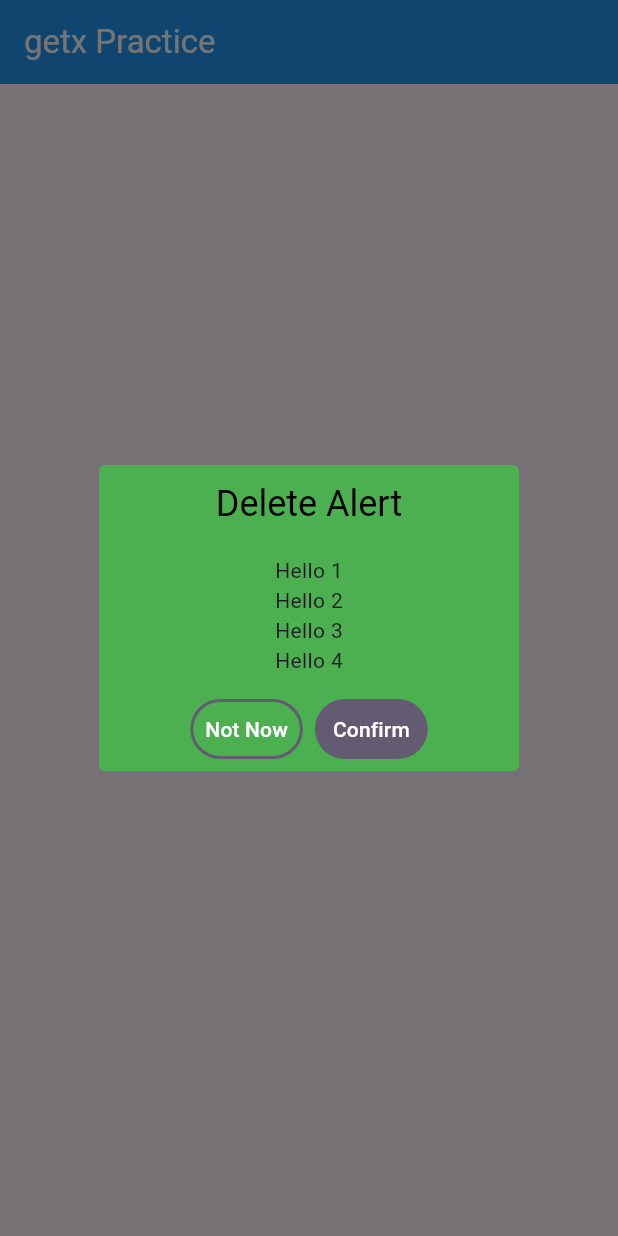
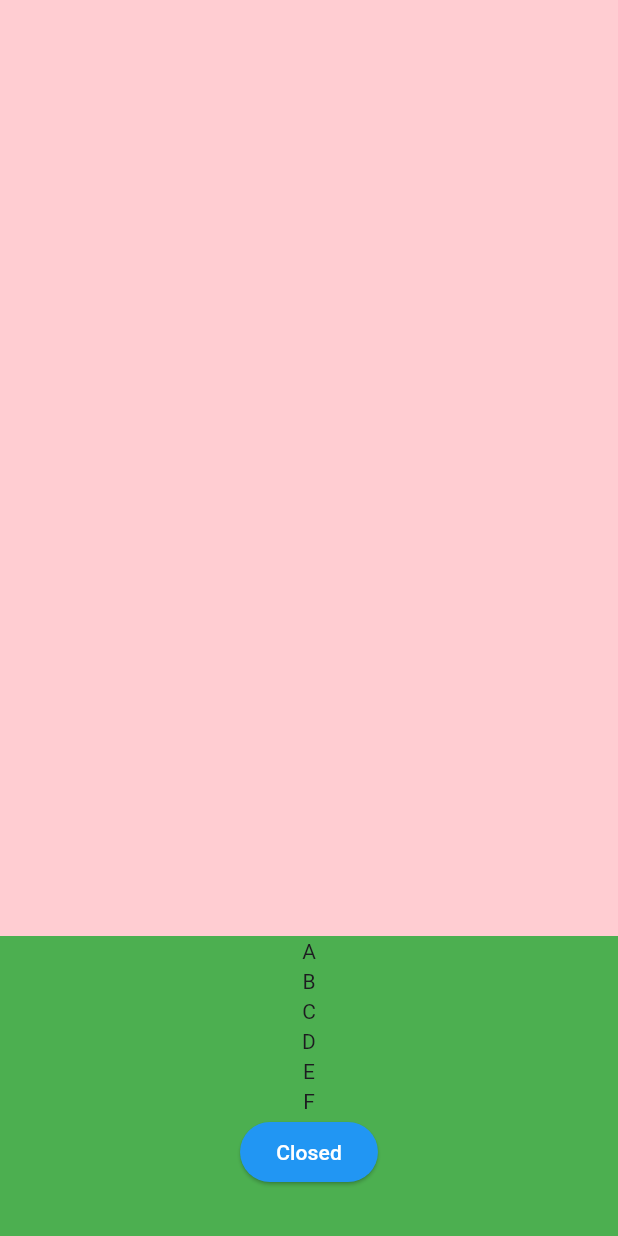
Before and after one commit to shamim36/getX, a Flutter app: the screen it shows after launch, after a tap on "Click me", on a phone screen of 412 x 824 dp. Run offline on Flutter 3.47's test engine with Material 3 defaults, Android fonts, the phone set to English and light mode, and no system bars; our stand-ins replace get.

Commit message:
GetX Bottom Sheet

```diff
--- a/getx_app/lib/homePage.dart
+++ b/getx_app/lib/homePage.dart
@@ -13,32 +13,29 @@ class HomePage extends StatelessWidget {
       body: Center(
         child: ElevatedButton(
           onPressed: () {
-            Get.defaultDialog(
-              title: 'Delete Alert',
-              titlePadding: EdgeInsets.all(10),
-              titleStyle: TextStyle(
-                color: Colors.black,
+            Get.bottomSheet(
+              Container(
+                height: 200,
+                width: double.infinity,
+                color: Colors.green,
+                child: Column(
+                  children: [
+                    Text('A'),
+                    Text('B'),
+                    Text('C'),
+                    Text('D'),
+                    Text('E'),
+                    Text('F'),
+                    ElevatedButton(
+                      onPressed: () => {Get.back(closeOverlays: true)},
+                      child: Text('Closed'),
+                    ),
+                  ],
+                ),
               ),
-              middleText: 'Once Delete, you can\'t get back!',
-              middleTextStyle: TextStyle(color: Colors.white),
-              backgroundColor: Colors.green,
-              radius: 4,
-              textConfirm: 'Confirm',
-              textCancel: 'Not Now',
-              cancelTextColor: Colors.white,
-              confirmTextColor: Colors.white,
-              onCancel: () => {Get.back(closeOverlays: true)},
-              onConfirm: () => {Get.back(closeOverlays: true)},
-              barrierDismissible: false,
-
-              content: Column(
-                children: [
-                  Text('Hello 1'),
-                  Text('Hello 2'),
-                  Text('Hello 3'),
-                  Text('Hello 4'),
-                ],
-              ),
+              enableDrag: false,
+              isDismissible: false,
+              barrierColor: Colors.red[100],
             );
           },
           child: Text('Click me'),
```
